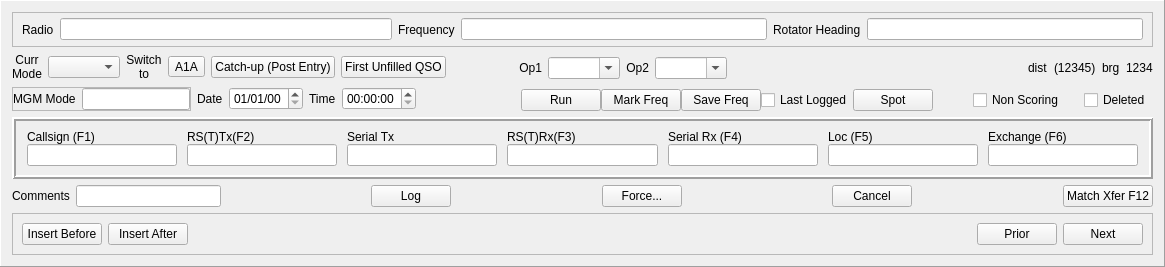
Above: mqt/MqtLogger/qsologframe.ui from Rsclub22/Minos2-Mirror before the change. Below: the same form after it.
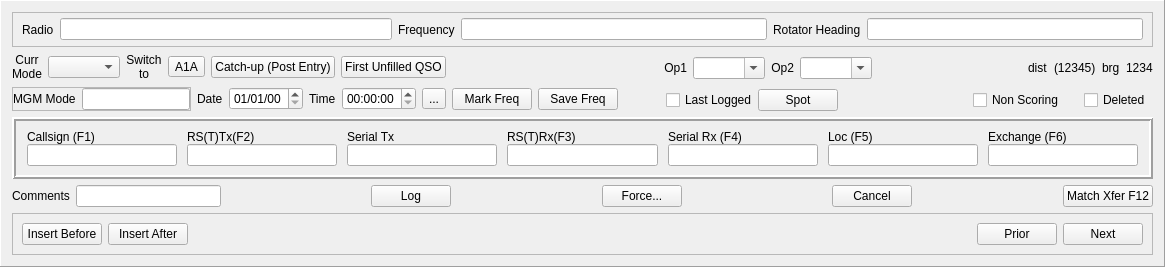
That is the form after the change.

```diff
--- a/mqt/MqtLogger/qsologframe.ui
+++ b/mqt/MqtLogger/qsologframe.ui
@@ -277,6 +277,31 @@
            </property>
           </widget>
          </item>
+         <item>
+          <layout class="QHBoxLayout" name="horizontalLayout_15">
+           <item>
+            <widget class="QToolButton" name="runToolButton">
+             <property name="text">
+              <string>...</string>
+             </property>
+            </widget>
+           </item>
+           <item>
+            <widget class="QPushButton" name="bandmapMarkFreqPb">
+             <property name="text">
+              <string>Mark Freq</string>
+             </property>
+            </widget>
+           </item>
+           <item>
+            <widget class="QPushButton" name="bandmapSaveFreqPb">
+             <property name="text">
+              <string>Save Freq</string>
+             </property>
+            </widget>
+           </item>
+          </layout>
+         </item>
          <item>
           <spacer name="horizontalSpacer_5">
            <property name="orientation">
@@ -398,31 +423,6 @@
          <property name="rightMargin">
           <number>2</number>
          </property>
-         <item>
-          <layout class="QHBoxLayout" name="horizontalLayout_15">
-           <item>
-            <widget class="QPushButton" name="runPushButton">
-             <property name="text">
-              <string>Run</string>
-             </property>
-            </widget>
-           </item>
-           <item>
-            <widget class="QPushButton" name="bandmapMarkFreqPb">
-             <property name="text">
-              <string>Mark Freq</string>
-             </property>
-            </widget>
-           </item>
-           <item>
-            <widget class="QPushButton" name="bandmapSaveFreqPb">
-             <property name="text">
-              <string>Save Freq</string>
-             </property>
-            </widget>
-           </item>
-          </layout>
-         </item>
          <item>
           <layout class="QHBoxLayout" name="horizontalLayout_16">
            <item>
```
